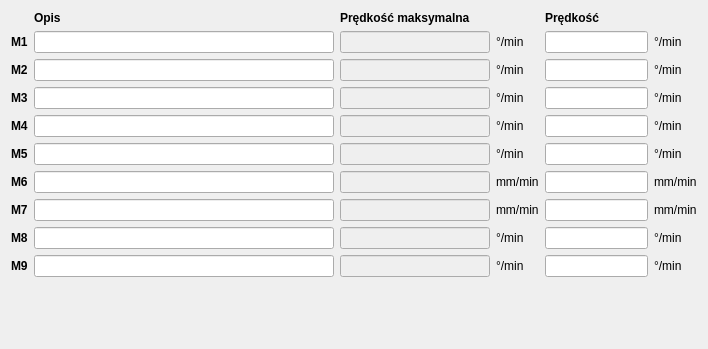
Above: CzujkiLinioweApp/ustawienianapedow.ui from wiacekmarcin/CzujkiLiniowe before the change. Below: the same form after it.
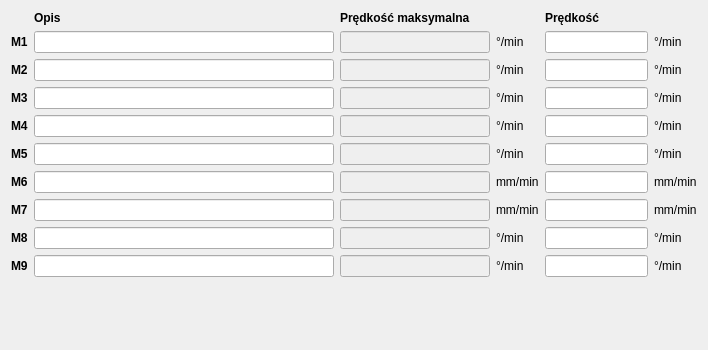
That is the form after the change.

Patch:
```diff
--- a/CzujkiLinioweApp/ustawienianapedow.ui
+++ b/CzujkiLinioweApp/ustawienianapedow.ui
@@ -7,9 +7,21 @@
     <x>0</x>
     <y>0</y>
     <width>708</width>
-    <height>349</height>
+    <height>350</height>
    </rect>
   </property>
+  <property name="minimumSize">
+   <size>
+    <width>700</width>
+    <height>350</height>
+   </size>
+  </property>
+  <property name="maximumSize">
+   <size>
+    <width>1920</width>
+    <height>1200</height>
+   </size>
+  </property>
   <property name="windowTitle">
    <string>Form</string>
   </property>
```
Left out of the diff: 12 changed lines with no effect on the pictures.
